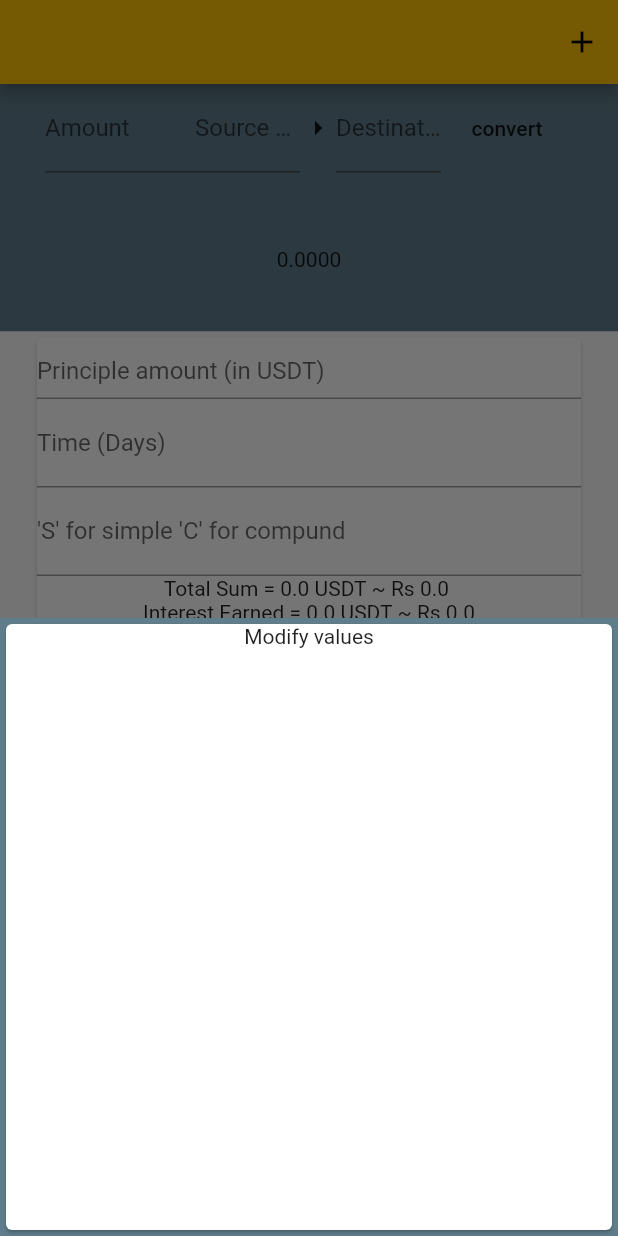
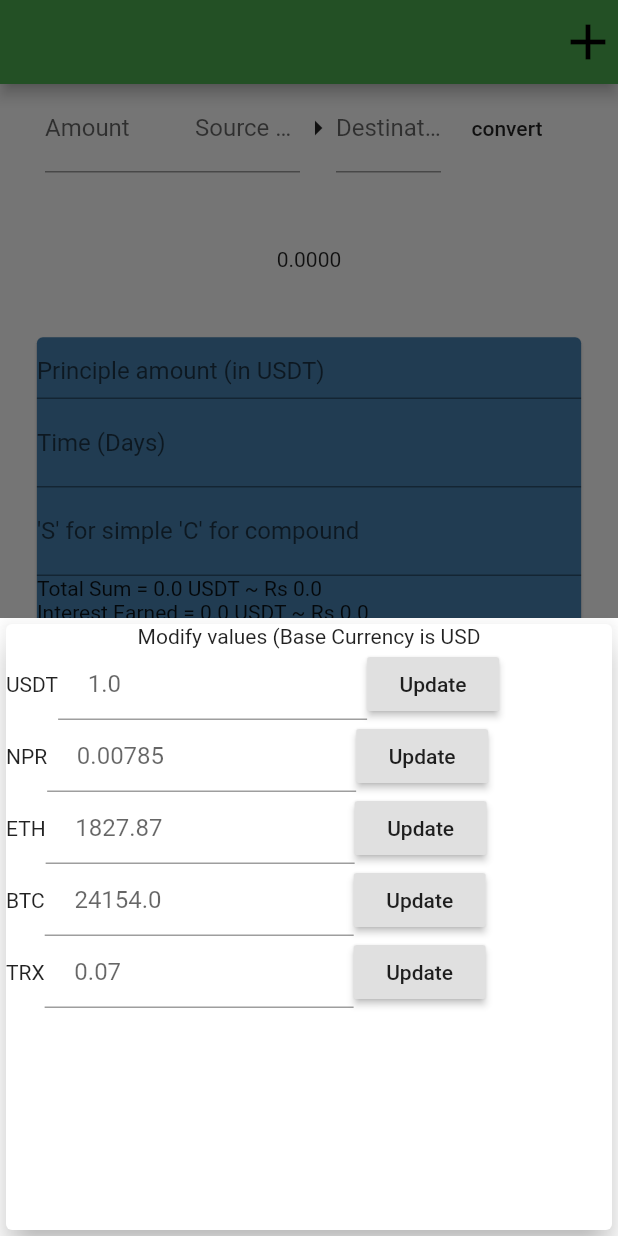
Before and after one commit to rahulkarki312/TheMiner, a Flutter app: the screen it shows after launch, after a tap on the "add" icon, on a phone screen of 412 x 824 dp. Run offline on Flutter 3.47's test engine with Material 2 defaults, Android fonts, the phone set to English and light mode, and no system bars; missing offline and left inert: dart:ffi.

Commit message:
Edit values added

```diff
--- a/lib/main.dart
+++ b/lib/main.dart
@@ -1,4 +1,5 @@
 import 'dart:ffi';
+
 import 'package:miner/widgets/interestCalc.dart';
 
 import 'models/coin.dart';
@@ -13,8 +14,7 @@ class MineApp extends StatelessWidget {
   @override
   Widget build(BuildContext context) {
     return MaterialApp(
-      theme:
-          ThemeData(primarySwatch: Colors.amber, accentColor: Colors.blueGrey),
+      theme: ThemeData(primarySwatch: Colors.green, accentColor: Colors.white),
       home: MyHomePage(),
     );
   }
@@ -26,14 +26,28 @@ class MyHomePage extends StatefulWidget {
 }
 
 class _MyHomePageState extends State<MyHomePage> {
+  // coin value updater (Modal sheet)
+  var updatedCoinVal = TextEditingController();
+  void updateVal(String coinName) {
+    num newVal = double.parse(updatedCoinVal.text);
+    coinValues[coinName] = newVal;
+  }
+  // coin value updater ends
+
   @override
   Widget build(BuildContext context) {
     final mediaQuery = MediaQuery.of(context);
     // TODO: implement build
     return Scaffold(
+      backgroundColor: Colors.white,
       appBar: AppBar(
         actions: <Widget>[
           IconButton(
+            icon: Icon(
+              Icons.add,
+              color: Colors.black,
+              size: 40,
+            ),
             onPressed: () {
               showModalBottomSheet(
                   context: context,
@@ -42,23 +56,41 @@ class _MyHomePageState extends State<MyHomePage> {
                       height: mediaQuery.size.height * 0.5,
                       color: Theme.of(context).accentColor,
                       child: Card(
+                        elevation: 9,
                         child: Column(
+                          crossAxisAlignment: CrossAxisAlignment.center,
                           children: [
-                              Text("Modify values"),
-                              // coinValues.keys.toList()
+                            Text("Modify values (Base Currency is USD"),
+                            ...(coinValues.keys.map((cn) {
+                              return Row(
+                                children: [
+                                  Text(cn),
+                                  Container(
+                                    width: mediaQuery.size.width * 0.5,
+                                    child: TextField(
+                                      decoration: InputDecoration(
+                                        hintText:
+                                            "     " + coinValues[cn].toString(),
+                                      ),
+                                      controller: updatedCoinVal,
+                                    ),
+                                  ),
+                                  RaisedButton(
+                                      child: Text("Update"),
+                                      onPressed: () => updateVal(cn))
+                                ],
+                              );
+                            }).toList())
                           ],
                         ),
                       ),
                     );
                   }));
             },
-              icon: Icon(
-                Icons.add,
-                color: Colors.black,
-              )),
+          ),
         ],
       ),
-      body: Column(children: [
+      body: ListView(children: [
         // converter
         converter(),
 
--- a/lib/widgets/interestCalc.dart
+++ b/lib/widgets/interestCalc.dart
@@ -110,8 +110,9 @@ class _interestCalcState extends State<interestCalc> {
           height: mediaQuery.size.height * 0.32,
           width: mediaQuery.size.width * 0.9,
           child: Card(
-            child: Column(
-              crossAxisAlignment: CrossAxisAlignment.center,
+            color: Color.fromARGB(255, 71, 131, 179),
+            child: ListView(
+              // crossAxisAlignment: CrossAxisAlignment.center,
               children: [
                 Container(
                   height: mediaQuery.size.height * 0.05,
@@ -127,13 +128,16 @@ class _interestCalcState extends State<interestCalc> {
                 ),
                 TextField(
                   decoration: InputDecoration(
-                      labelText: "'S' for simple 'C' for compund"),
+                      labelText: "'S' for simple 'C' for compound"),
                   controller: interestTypeCtrl,
                 ),
                 Text("Total Sum = $sumUsdt USDT ~ Rs $sumNpr "),
                 Text(
                     "Interest Earned = $interestEarnedUsdt USDT ~ Rs $interestEarnedNpr"),
-                RaisedButton(child: Text("Calculate"), onPressed: calcInterest)
+                RaisedButton(
+                    color: Theme.of(context).accentColor,
+                    child: Text("Calculate"),
+                    onPressed: calcInterest)
               ],
             ),
           ),
@@ -144,6 +148,7 @@ class _interestCalcState extends State<interestCalc> {
           height: mediaQuery.size.height * 0.30,
           width: mediaQuery.size.width * 0.9,
           child: Card(
+            color: Color.fromARGB(255, 71, 131, 179),
             child: Column(
               children: [
                 TextField(
@@ -155,6 +160,7 @@ class _interestCalcState extends State<interestCalc> {
                   controller: targetAmtCtrl,
                 ),
                 RaisedButton(
+                  color: Theme.of(context).accentColor,
                   onPressed: calcTarget,
                   child: Text("calculate"),
                 ),
```
Lines whose indentation alone changed are shown as unchanged.
